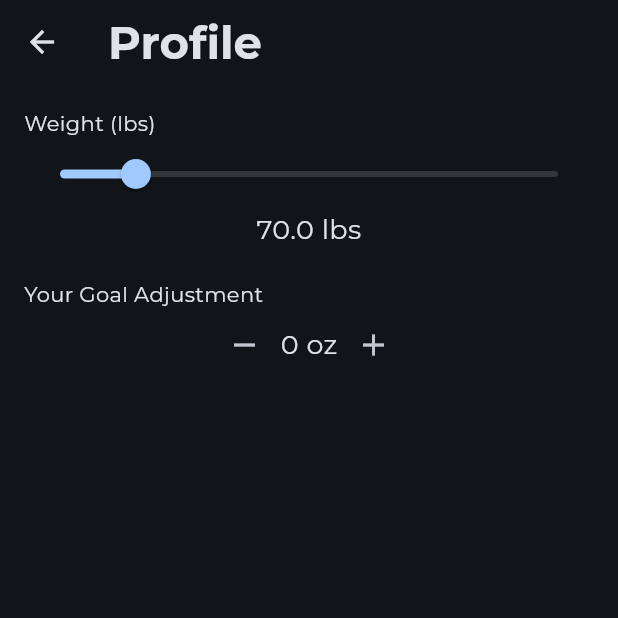
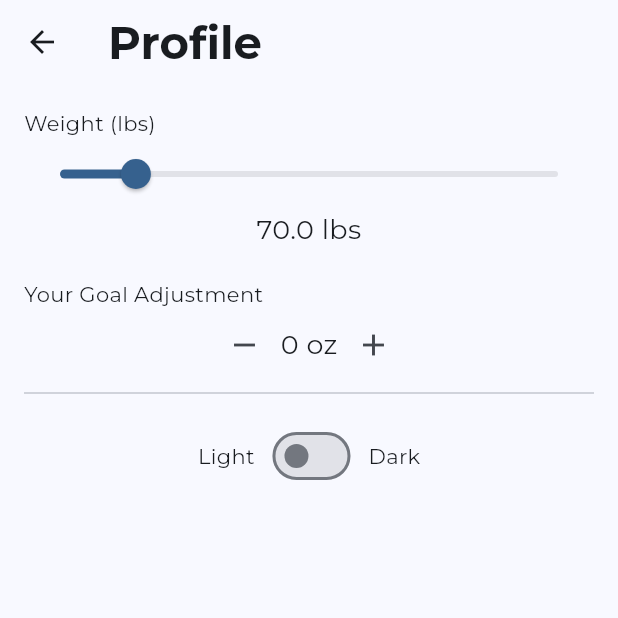
Before and after one commit to RooRoo6080/sip-sense, a Flutter app: the screen it shows after launch, scrolled down 150 dp, after a tap on the "account circle" icon, on a phone screen of 412 x 824 dp, the top half of it. Run offline on Flutter 3.47's test engine with Material 3 defaults, Android fonts, the phone set to English and light mode, and no system bars; our stand-ins replace countup, flutter_blue, google_fonts, shared_preferences, syncfusion_flutter_charts.

```diff
--- a/lib/data/theme_data.dart
+++ b/lib/data/theme_data.dart
@@ -1,8 +1,28 @@
 import 'package:flutter/material.dart';
 import 'package:google_fonts/google_fonts.dart';
+import 'package:shared_preferences/shared_preferences.dart';
+
+class ThemeNotifier extends ChangeNotifier {
+  bool _isDarkTheme;
+
+  ThemeNotifier(this._isDarkTheme);
+
+  bool get isDarkTheme => _isDarkTheme;
+
+  void toggleTheme() async {
+    _isDarkTheme = !_isDarkTheme;
+    SharedPreferences prefs = await SharedPreferences.getInstance();
+    await prefs.setBool('isDarkTheme', _isDarkTheme);
+    notifyListeners();
+  }
+
+  ThemeData getThemeData() {
+    return Styles.themeData(_isDarkTheme, Colors.blue);
+  }
+}
 
 class Styles {
-  static ThemeData themeData (bool isDarkTheme, Color color) {
+  static ThemeData themeData(bool isDarkTheme, Color color) {
     return ThemeData(
       useMaterial3: true,
       colorScheme: ColorScheme.fromSeed(
@@ -16,7 +36,6 @@ class Styles {
         ),
         titleLarge: GoogleFonts.montserrat(
           fontSize: 30,
-            // fontStyle: FontStyle.italic,
           fontWeight: FontWeight.bold,
         ),
         bodyMedium: GoogleFonts.montserrat(),
--- a/lib/main.dart
+++ b/lib/main.dart
@@ -6,11 +6,13 @@ import 'pages/settings_page.dart';
 import 'pages/my_day_page.dart';
 import 'pages/tracking_page.dart';
 // import 'pages/recommendations_page.dart';
+import 'package:shared_preferences/shared_preferences.dart';
 import 'data/db.dart';
 import 'package:path_provider/path_provider.dart';
 import 'dart:convert';
 import 'dart:io';
 import 'dart:core';
+import 'package:provider/provider.dart';
 
 Future<void> initializeConsumptionData() async {
   final directory = await getApplicationDocumentsDirectory();
@@ -30,7 +32,14 @@ Future<void> initializeConsumptionData() async {
 void main() async {
   WidgetsFlutterBinding.ensureInitialized();
   await initializeConsumptionData();
-  runApp(const WaterTrackerApp());
+  SharedPreferences prefs = await SharedPreferences.getInstance();
+  bool isDarkTheme = prefs.getBool('isDarkTheme') ?? false;
+  runApp(
+    ChangeNotifierProvider(
+      create: (_) => ThemeNotifier(isDarkTheme),
+      child: const WaterTrackerApp(),
+    ),
+  );
 }
 
 class WaterTrackerApp extends StatefulWidget {
@@ -42,14 +51,31 @@ class WaterTrackerApp extends StatefulWidget {
 }
 
 class _WaterTrackerAppState extends State<WaterTrackerApp> {
+  // ignore: unused_field
+  bool _isDarkTheme = true;
+  Future<void> _loadTheme() async {
+    SharedPreferences prefs = await SharedPreferences.getInstance();
+    setState(() {
+      _isDarkTheme = prefs.getBool('isDarkTheme') ?? false;
+    });
+  }
+
+  @override
+  void initState() {
+    super.initState();
+    _loadTheme();
+  }
+
   @override
   Widget build(BuildContext context) {
-    return MaterialApp(
-      title: 'Water Tracker',
-      debugShowCheckedModeBanner: false,
-      theme: Styles.themeData(true, Colors.blue),
-      home: const HomePage(),
-    );
+    return Consumer<ThemeNotifier>(builder: (context, themeNotifier, child) {
+      return MaterialApp(
+        title: 'Water Tracker',
+        debugShowCheckedModeBanner: false,
+        theme: themeNotifier.getThemeData(),
+        home: const HomePage(),
+      );
+    });
   }
 }
 
--- a/lib/pages/settings_page.dart
+++ b/lib/pages/settings_page.dart
@@ -1,5 +1,7 @@
 import 'package:flutter/material.dart';
 import 'package:waterbottle/data/db.dart';
+import 'package:waterbottle/data/theme_data.dart';
+import 'package:provider/provider.dart';
 
 class SettingsPage extends StatefulWidget {
   const SettingsPage({super.key});
@@ -116,6 +118,25 @@ class _SettingsPageState extends State<SettingsPage> {
                 ),
               ],
             ),
+            const Divider(),
+            const SizedBox(height: 10),
+            Consumer<ThemeNotifier>(
+              builder: (context, themeNotifier, child) {
+                return Row(
+                  mainAxisAlignment: MainAxisAlignment.center,
+                  children: [
+                    const Text("Light  "),
+                    Switch(
+                      value: themeNotifier.isDarkTheme,
+                      onChanged: (value) {
+                        themeNotifier.toggleTheme();
+                      },
+                    ),
+                    const Text("  Dark"),
+                  ],
+                );
+              },
+            ),
           ],
         ),
       ),
--- a/pubspec.yaml
+++ b/pubspec.yaml
@@ -16,6 +16,8 @@ dependencies:
   path_provider: ^2.1.3
   countup: ^0.1.4
   intl: ^0.19.0
+  shared_preferences: ^2.2.3
+  flutter_blue: ^0.8.0
 
 dev_dependencies:
   flutter_test:
```
Also changed, not shown: lib/pages/connection_page.dart (+122 -4 lines), pubspec.lock, 1 other file. Lines whose indentation alone changed are shown as unchanged.
